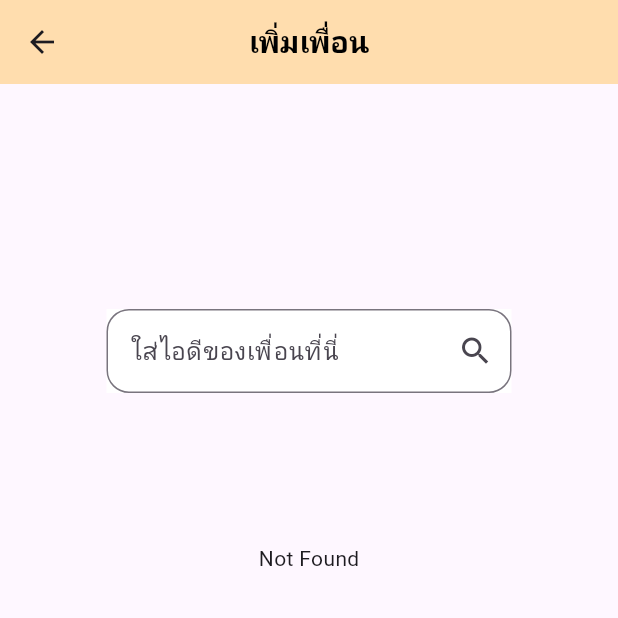
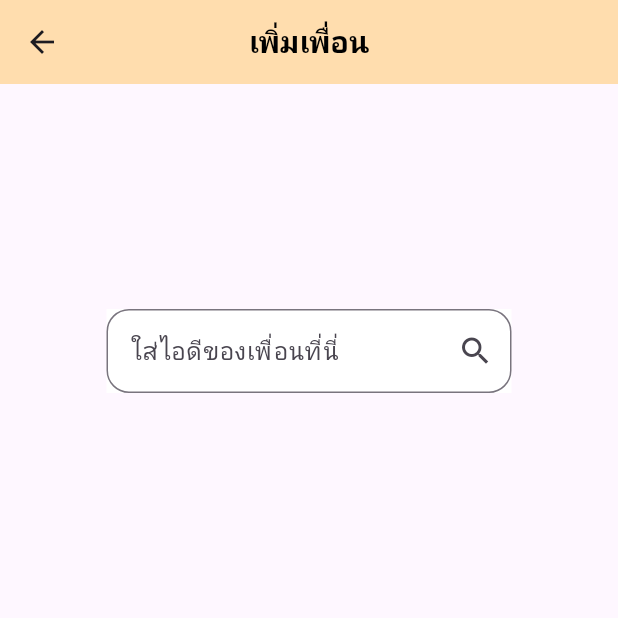
Before and after one commit to pondforwork/ChitChat, a Flutter app: the AddFriendsView screen opened directly, on a phone screen of 412 x 824 dp, the top half of it. Run offline on Flutter 3.47's test engine with Material 3 defaults, Android fonts, the phone set to English and light mode, and no system bars; our stand-ins replace firebase_auth, firebase_core, firebase_database, get, google_fonts, google_sign_in and 1 more; accounts and stored records are empty; Roboto replaces fonts that are missing (Kanit).

Commit message:
decoration add friends

```diff
--- a/lib/controller/realtime_db/user_db_controller.dart
+++ b/lib/controller/realtime_db/user_db_controller.dart
@@ -7,7 +7,7 @@ import '../../model/user.dart';
 class RealtimeDbController extends GetxController {
   final DatabaseReference _userRef =
       FirebaseDatabase.instance.ref().child('users');
-
+  RxBool isInitial = true.obs;
   RxBool userFound = false.obs;
   RxString userName = ''.obs;
 
@@ -78,8 +78,8 @@ class RealtimeDbController extends GetxController {
 
   Future<void> findFriendsById(String userId) async {
     try {
+      isInitial.value = false;
       userFound.value = false;
-
       Query userQuery = _userRef.orderByChild('userId').equalTo(userId);
       DatabaseEvent event = await userQuery.once();
       DataSnapshot snapshot = event.snapshot;
--- a/lib/view/friends/add_friends_view.dart
+++ b/lib/view/friends/add_friends_view.dart
@@ -11,6 +11,14 @@ class AddFriendsView extends StatefulWidget {
 }
 
 class _AddFriendsViewState extends State<AddFriendsView> {
+  @override
+  void dispose() {
+    userDbController.userFound.value = false;
+    userDbController.isInitial.value = true;
+    _friendIdController.clear();
+    super.dispose();
+  }
+
   final TextEditingController _friendIdController = TextEditingController();
   RealtimeDbController userDbController = Get.put(RealtimeDbController());
   final GlobalKey<FormState> _formKey = GlobalKey<FormState>();
@@ -44,19 +52,18 @@ class _AddFriendsViewState extends State<AddFriendsView> {
           ),
           Center(
             child: Form(
-              key: _formKey, // Assign the form key to the Form widget
+              key: _formKey,
               child: Column(
                 children: [
                   Container(
                     decoration: BoxDecoration(color: Colors.white),
                     width: 270,
                     child: TextFormField(
-                      controller: _friendIdController, // Connect the controller
+                      controller: _friendIdController,
                       decoration: InputDecoration(
                         hintText: 'ใส่ไอดีของเพื่อนที่นี่',
                         border: OutlineInputBorder(
-                          borderRadius: BorderRadius.circular(
-                              15.0), // Set the border radius
+                          borderRadius: BorderRadius.circular(15.0),
                         ),
                         suffixIcon: IconButton(
                           icon: Icon(Icons.search),
@@ -65,12 +72,11 @@ class _AddFriendsViewState extends State<AddFriendsView> {
                           },
                         ),
                       ),
-                      // Add a validator to ensure the field is not empty
                       validator: (value) {
                         if (value == null || value.isEmpty) {
-                          return 'กรุณากรอกไอดีของเพื่อน'; // Error message when field is empty
+                          return 'กรุณากรอกไอดีของเพื่อน';
                         }
-                        return null; // If the field is not empty, return null
+                        return null;
                       },
                     ),
                   ),
@@ -78,45 +84,58 @@ class _AddFriendsViewState extends State<AddFriendsView> {
                     height: 100,
                   ),
                   Obx(() {
-                    return userDbController.userFound.value
-                        ? Container(
-                            width: 100,
-                            height: 200,
-                            color: Colors.black38,
-                            child: Column(
-                              children: [Text(userDbController.userName.value)],
-                            ),
-                          )
-                        : Text("Not Found");
+                    return !userDbController.isInitial.value
+                        ? userDbController.userFound.value
+                            ? Container(
+                                height: 200,
+                                // color: Colors.black38,
+                                child: Column(
+                                  children: [
+                                    Text(
+                                      userDbController.userName.value,
+                                      style: GoogleFonts.kanit(
+                                        fontSize: 20,
+                                        color: Colors.black,
+                                        fontWeight: FontWeight.normal,
+                                      ),
+                                    ),
+                                    const SizedBox(
+                                      height: 10,
+                                    ),
+                                    InkWell(
+                                      onTap: () {
+                                        print("Login Clicked");
+                                      },
+                                      borderRadius: BorderRadius.circular(15),
+                                      splashColor: Color(0xFFFFDDAE),
+                                      child: Ink(
+                                        width: 160,
+                                        height: 35,
+                                        decoration: BoxDecoration(
+                                          borderRadius:
+                                              BorderRadius.circular(15),
+                                          color: Color(0xFFFFDDAE),
+                                        ),
+                                        child: Row(
+                                          mainAxisAlignment:
+                                              MainAxisAlignment.center,
+                                          children: [
+                                            Text("เพิ่มเพื่อน",
+                                                style: GoogleFonts.kanit(
+                                                  fontSize: 15,
+                                                  color: Colors.black,
+                                                  fontWeight: FontWeight.normal,
+                                                )),
+                                          ],
+                                        ),
+                                      ),
+                                    ),
+                                  ],
+                                ),
+                              )
+                            : Text("ไม่พบผู้ใช้ที่ต้องการ")
+                        : Container();
                   })
-                  // InkWell(
-                  //   onTap: _validateAndSubmit, // Trigger validation on tap
-                  //   borderRadius: BorderRadius.circular(15),
-                  //   splashColor: Colors.green,
-                  //   child: Ink(
-                  //     width: 150,
-                  //     height: 50,
-                  //     decoration: BoxDecoration(
-                  //       borderRadius: BorderRadius.circular(15),
-                  //       color: Color(0xFFFFDDAE),
-                  //     ),
-                  //     child: Row(
-                  //       mainAxisAlignment: MainAxisAlignment.center,
-                  //       children: [
-                  //         const Icon(Icons.search),
-                  //         const SizedBox(
-                  //           width: 15,
-                  //         ),
-                  //         Text("ค้นหา",
-                  //             style: GoogleFonts.kanit(
-                  //               fontSize: 20,
-                  //               color: Colors.black,
-                  //               fontWeight: FontWeight.bold,
-                  //             )),
-                  //       ],
-                  //     ),
-                  //   ),
-                  // ),
                 ],
               ),
             ),
```
